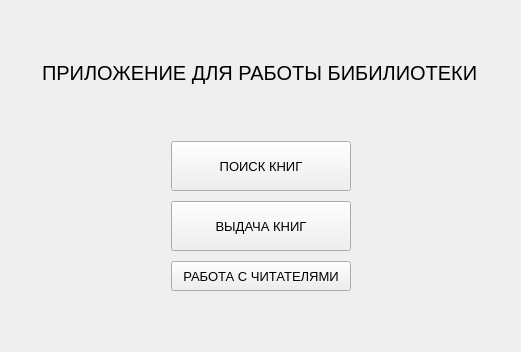
First picture: the form in main_widget.ui, repository Charmpy/library-project, before the edit.
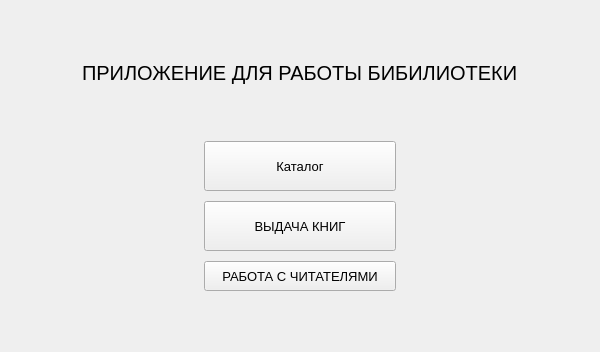
Second picture: the form after the edit. Icons and pictures are not drawn.

The edit to the form file:
```diff
--- a/main_widget.ui
+++ b/main_widget.ui
@@ -6,7 +6,7 @@
    <rect>
     <x>0</x>
     <y>0</y>
-    <width>521</width>
+    <width>600</width>
     <height>352</height>
    </rect>
   </property>
@@ -244,7 +244,7 @@
           <cursorShape>PointingHandCursor</cursorShape>
          </property>
          <property name="text">
-          <string>ПОИСК КНИГ</string>
+          <string>Каталог</string>
          </property>
         </widget>
        </item>
```
